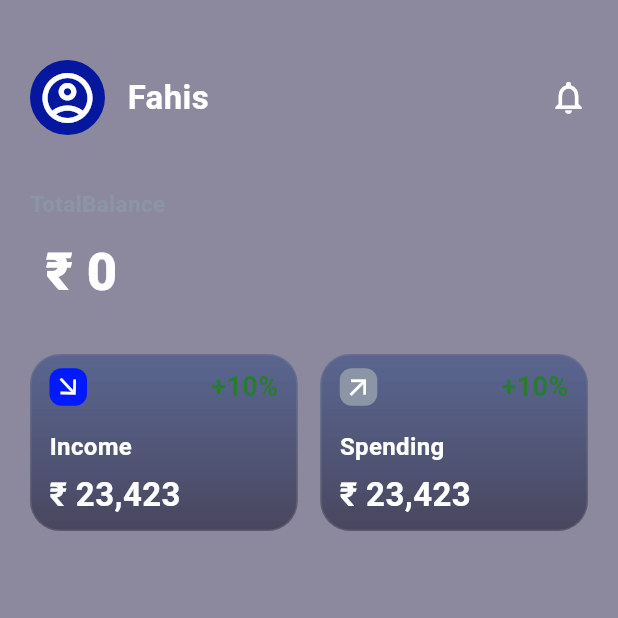
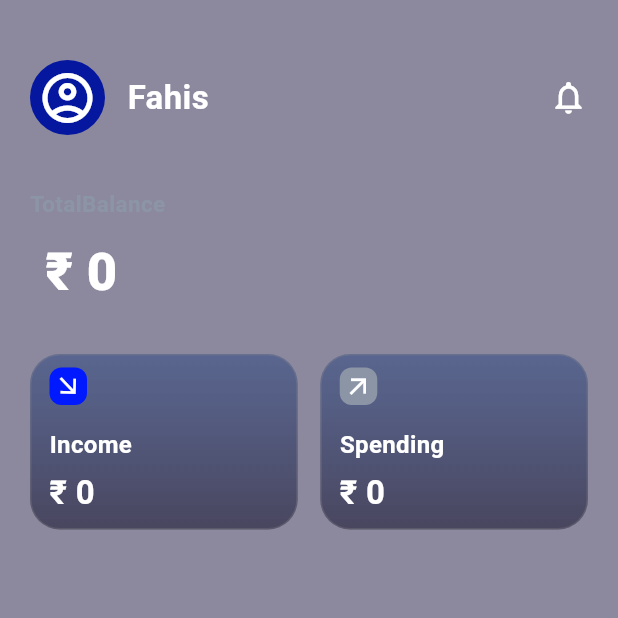
Before and after one commit to fahis7808/Cash-crafter, a Flutter app: the HomePage screen opened directly, on a phone screen of 412 x 824 dp, the top half of it. Run offline on Flutter 3.47's test engine with Material 3 defaults, Android fonts, the phone set to English and light mode, and no system bars; our stand-ins replace cloud_firestore, firebase_auth, firebase_core, fl_chart, fluentui_system_icons, flutter_contacts and 4 more; missing offline and left inert: flutter_facebook_auth; accounts and stored records are empty.

Commit message:
home page completed

```diff
--- a/lib/Pages/screen/home_screen/home_page.dart
+++ b/lib/Pages/screen/home_screen/home_page.dart
@@ -16,6 +16,7 @@ class HomePage extends StatelessWidget {
     return ChangeNotifierProvider(
       create: (ctx) => HomeProvider(),
       child: Consumer<HomeProvider>(builder: (context, data, _) {
+        final Map<String, dynamic> graph = data.getGraphData(data.transferList);
         return Scaffold(
           body: Padding(
             padding: const EdgeInsets.fromLTRB(10, 20, 10, 10),
@@ -66,6 +67,7 @@ class HomePage extends StatelessWidget {
                     GestureDetector(
                         onTap: () {
                           data.getData();
+                          print((graph["data"] as List).length);
                           // Navigator.push(
                           //     context,
                           //     MaterialPageRoute(
@@ -79,20 +81,20 @@ class HomePage extends StatelessWidget {
                     const SizedBox(
                       height: 30,
                     ),
-                    const Padding(
+                    Padding(
                       padding: EdgeInsets.symmetric(horizontal: 10),
                       child: Row(
                         children: [
                           Expanded(
-                            child:
-                                IncomeExpenseCard(income: true, amount: 23423),
+                            child: IncomeExpenseCard(
+                                income: true, amount: data.income),
                           ),
                           SizedBox(
                             width: 15,
                           ),
                           Expanded(
-                            child:
-                                IncomeExpenseCard(income: false, amount: 23423),
+                            child: IncomeExpenseCard(
+                                income: false, amount: data.expense),
                           ),
                         ],
                       ),
@@ -100,12 +102,12 @@ class HomePage extends StatelessWidget {
                     const SizedBox(
                       height: 15,
                     ),
-                    if(data.transferList.isNotEmpty || data.transferList.length > 7)
                       SizedBox(
-                      height: 350,
-                      child:  LineChartSample1(
-                          listData: data.getGraphData(data.transferList)) ,
-                    ),
+                        height: 350,
+                        child: (graph["data"] as List).length > 5
+                            ? LineChartSample1(listData: graph)
+                            : null,
+                      ),
                     // const GoalPart(),
                   ]),
             ),
--- a/lib/Pages/widget/custom_widget/custom_card.dart
+++ b/lib/Pages/widget/custom_widget/custom_card.dart
@@ -87,20 +87,16 @@ class IncomeExpenseCard extends StatelessWidget {
                   ),
                 ),
               ),
-              const Row(
-                children: [
-                  Text(
-                    "+10%",
-                    style: TextStyle(
-                        fontWeight: FontWeight.w700,
-                        fontSize: 18,
-                        color: AppColors.positiveColor),
-                  ),
-                ],
-              )
+            /*  const Text(
+                "+10%",
+                style: TextStyle(
+                    fontWeight: FontWeight.w700,
+                    fontSize: 18,
+                    color: AppColors.positiveColor),
+              )*/
             ],
           ),
-          SizedBox(
+          const SizedBox(
             height: 15,
           ),
           TextAmount(text: income ? "Income" : "Spending", amount: amount)
```
Also changed, not shown: lib/provider/home_provider.dart (+28 -1 lines).
